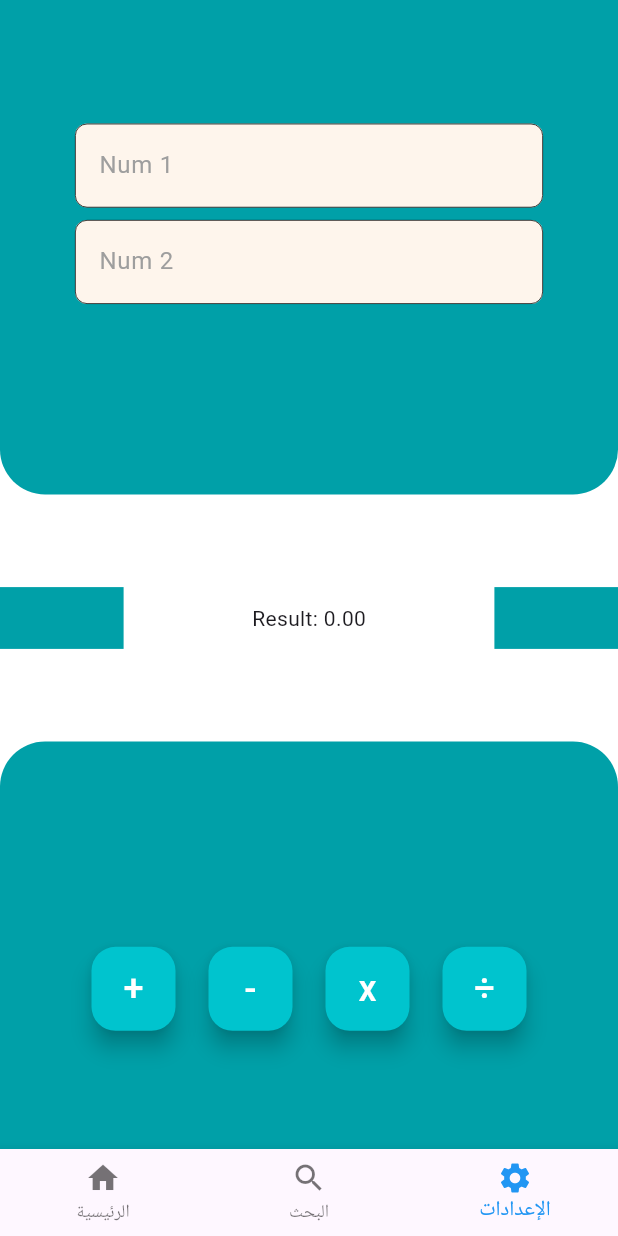
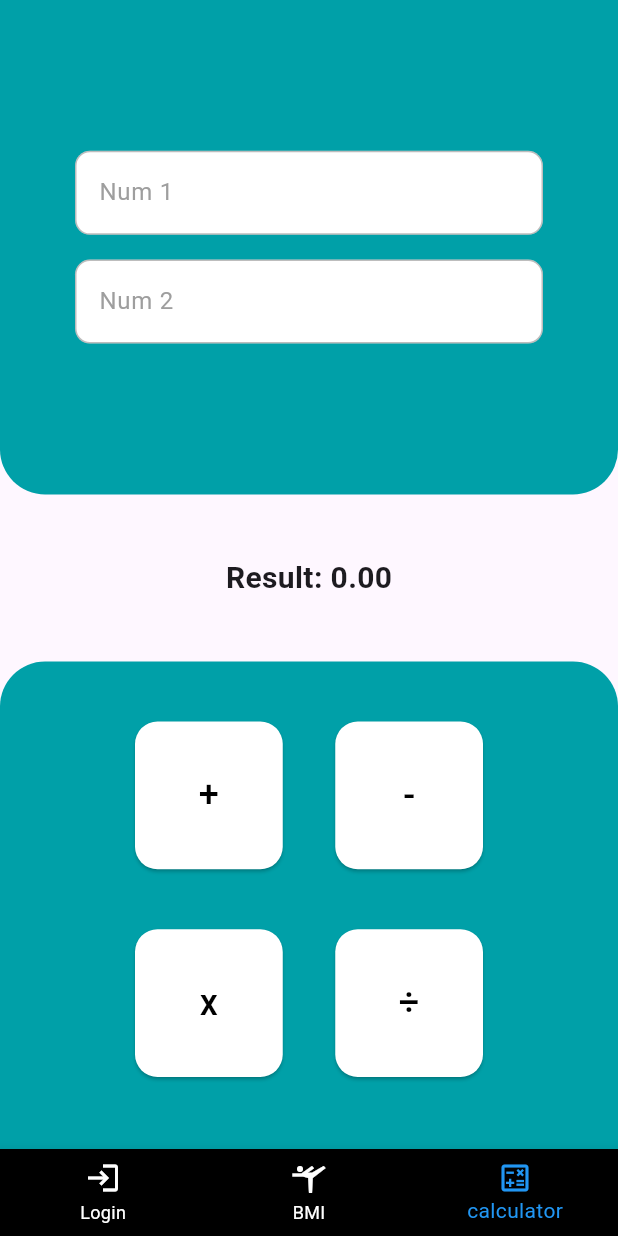
Before and after one commit to ahmedSobhi1122/bottomBar, a Flutter app: the screen it shows after launch, item 3 of the bottom bar chosen, on a phone screen of 412 x 824 dp. Run offline on Flutter 3.47's test engine with Material 3 defaults, Android fonts, the phone set to English and light mode, and no system bars.

Commit message:
all code

```diff
--- a/lib/calc.dart
+++ b/lib/calc.dart
@@ -21,19 +21,42 @@ class _CalculatorState extends State<Calculator> {
 
   @override
   void dispose() {
+    _num1Controller?.dispose();
+    _num2Controller?.dispose();
     super.dispose();
-    _num1Controller!.dispose();
-    _num2Controller!.dispose();
+  }
+
+  double _parseInput(String value) {
+    return double.tryParse(value) ?? 0.0;
+  }
+
+  void _calculate(String operation) {
+    setState(() {
+      double num1 = _parseInput(_num1Controller!.text);
+      double num2 = _parseInput(_num2Controller!.text);
+
+      switch (operation) {
+        case "+":
+          _result = num1 + num2;
+          break;
+        case "-":
+          _result = num1 - num2;
+          break;
+        case "x":
+          _result = num1 * num2;
+          break;
+        case "÷":
+          _result = (num2 == 0) ? double.infinity : num1 / num2;
+          break;
+      }
+    });
   }
 
   @override
   Widget build(BuildContext context) {
-    var width = MediaQuery.sizeOf(context).width;
     var height = MediaQuery.sizeOf(context).height;
-    return Scaffold(
-      resizeToAvoidBottomInset: false,
-      backgroundColor: Colors.white,
-      body: Column(
+
+    return Column(
       children: [
         Container(
           height: height * 0.4,
@@ -44,78 +67,28 @@ class _CalculatorState extends State<Calculator> {
               bottomRight: Radius.circular(30),
             ),
           ),
-            child: Column(
-              children: [
-                SizedBox(height: height * 0.1),
-                Padding(
+          child: Padding(
             padding: const EdgeInsets.symmetric(horizontal: 50),
             child: Column(
+              mainAxisAlignment: MainAxisAlignment.center,
               children: [
-                      TextFormField(
-                        controller: _num1Controller,
-                        decoration: InputDecoration(
-                          filled: true,
-                          fillColor: const Color(0xfffef5ec),
-                          enabledBorder: OutlineInputBorder(
-                            borderRadius: BorderRadius.circular(8.0),
-                            borderSide: const BorderSide(width: 0.5),
-                          ),
-                          focusedBorder: OutlineInputBorder(
-                            borderRadius: BorderRadius.circular(8.0),
-                            borderSide:
-                            const BorderSide(color: Colors.black, width: 3),
-                          ),
-                          hintText: "Num 1",
-                          hintStyle: const TextStyle(color: Colors.grey),
-                        ),
-                      ),
-                      SizedBox(height: height * 0.01),
-                      TextFormField(
-                        controller: _num2Controller,
-                        decoration: InputDecoration(
-                          filled: true,
-                          fillColor: const Color(0xfffef5ec),
-                          enabledBorder: OutlineInputBorder(
-                            borderRadius: BorderRadius.circular(8.0),
-                            borderSide: const BorderSide(width: 0.5),
-                          ),
-                          focusedBorder: OutlineInputBorder(
-                            borderRadius: BorderRadius.circular(8.0),
-                            borderSide:
-                            const BorderSide(color: Colors.black, width: 3),
-                          ),
-                          hintText: "Num 2",
-                          hintStyle: const TextStyle(color: Colors.grey),
-                        ),
-                      ),
+                _buildTextField(_num1Controller!, "Num 1"),
+                SizedBox(height: height * 0.02),
+                _buildTextField(_num2Controller!, "Num 2"),
               ],
             ),
           ),
-              ],
+        ),
+        Padding(
+          padding: EdgeInsets.symmetric(vertical: height * 0.05),
+          child: Text(
+            "Result: ${_result.toStringAsFixed(2)}",
+            style: const TextStyle(fontSize: 20, fontWeight: FontWeight.bold),
           ),
         ),
-          Padding(
-            padding: EdgeInsets.symmetric(vertical: height * 0.075),
-            child: Row(
-              children: [
-                Container(
-                  height: height * 0.05,
-                  width: width * 0.2,
-                  color: const Color(0xff00a0a8),
-                ),
         Expanded(
-                    child: Center(
-                        child: Text("Result: ${_result.toStringAsFixed(2)}"))),
-                Container(
-                  height: height * 0.05,
-                  width: width * 0.2,
-                  color: const Color(0xff00a0a8),
-                ),
-              ],
-            ),
-          ),
-          Container(
-            height: height * 0.4,
+          child: Container(
+            padding: const EdgeInsets.symmetric(horizontal: 50),
             decoration: const BoxDecoration(
               color: Color(0xff00a0a8),
               borderRadius: BorderRadius.only(
@@ -123,60 +96,55 @@ class _CalculatorState extends State<Calculator> {
                 topRight: Radius.circular(30),
               ),
             ),
-            child: Padding(
-              padding: const EdgeInsets.symmetric(horizontal: 50),
-              child: Row(
-                mainAxisAlignment: MainAxisAlignment.spaceAround,
+            child: GridView.count(
+              crossAxisCount: 2,
+              crossAxisSpacing: 35,
+              mainAxisSpacing: 40,
+              padding: const EdgeInsets.all(40),
               children: [
-                  FloatingActionButton(
-                    backgroundColor: Color(0xff00c4ce),
-                    onPressed: () {
-                      setState(() {
-                        _result =
-                            double.parse(_num1Controller!.text.toString()) +
-                                double.parse(_num2Controller!.text.toString());
-                      });
-                    },
-                    child: const Text("+", style: TextStyle(fontSize: 24,color: Colors.white)),
-                  ),
-                  FloatingActionButton(
-                    backgroundColor: Color(0xff00c4ce),
-                    onPressed: () {
-                      setState(() {
-                        _result =
-                            double.parse(_num1Controller!.text.toString()) -
-                                double.parse(_num2Controller!.text.toString());
-                      });
-                    },
-                    child: const Text("-", style: TextStyle(fontSize: 24,color: Colors.white)),
-                  ),
-                  FloatingActionButton(backgroundColor: Color(0xff00c4ce),
-                    onPressed: () {
-                      setState(() {
-                        _result =
-                            double.parse(_num1Controller!.text.toString()) *
-                                double.parse(_num2Controller!.text.toString());
-                      });
-                    },
-                    child: const Text("x", style: TextStyle(fontSize: 24,color: Colors.white)),
-                  ),
-                  FloatingActionButton(
-                    backgroundColor: Color(0xff00c4ce),
-                    onPressed: () {
-                      setState(() {
-                        _result =
-                            double.parse(_num1Controller!.text.toString()) /
-                                double.parse(_num2Controller!.text.toString());
-                      });
-                    },
-                    child: const Text("÷", style: TextStyle(fontSize: 24,color: Colors.white)),
-                  ),
+                _buildButton("+"),
+                _buildButton("-"),
+                _buildButton("x"),
+                _buildButton("÷"),
               ],
             ),
           ),
         ),
       ],
+    );
+  }
+
+  Widget _buildTextField(TextEditingController controller, String hint) {
+    return TextFormField(
+      controller: controller,
+      keyboardType: TextInputType.number,
+      decoration: InputDecoration(
+        filled: true,
+        fillColor: Colors.white,
+        enabledBorder: OutlineInputBorder(
+          borderRadius: BorderRadius.circular(10.0),
+          borderSide: const BorderSide(color: Colors.black26, width: 1),
+        ),
+        focusedBorder: OutlineInputBorder(
+          borderRadius: BorderRadius.circular(10.0),
+          borderSide: const BorderSide(color: Colors.black, width: 2),
+        ),
+        hintText: hint,
+        hintStyle: const TextStyle(color: Colors.grey),
       ),
     );
   }
+
+  Widget _buildButton(String operation) {
+    return ElevatedButton(
+      style: ElevatedButton.styleFrom(
+        backgroundColor: Colors.white,
+        foregroundColor: Colors.black,
+        padding: const EdgeInsets.all(20),
+        shape: RoundedRectangleBorder(borderRadius: BorderRadius.circular(15)),
+      ),
+      onPressed: () => _calculate(operation),
+      child: Text(operation, style: const TextStyle(fontSize: 24)),
+    );
   }
+}
--- a/lib/main.dart
+++ b/lib/main.dart
@@ -14,6 +14,7 @@ class MyApp extends StatelessWidget {
   @override
   Widget build(BuildContext context) {
     return MaterialApp(
+      debugShowCheckedModeBanner: false,
       home: HomeScreen(),
     );
   }
@@ -44,18 +45,20 @@ class _HomeScreenState extends State<HomeScreen> {
     return Scaffold(
       body: _pages[_selectedIndex],
       bottomNavigationBar: BottomNavigationBar(
+        backgroundColor: Colors.black,
+        unselectedItemColor: Colors.white,
         items: const <BottomNavigationBarItem>[
           BottomNavigationBarItem(
-            icon: Icon(Icons.home),
-            label: 'الرئيسية',
+            icon: Icon(Icons.login),
+            label: 'Login',
           ),
           BottomNavigationBarItem(
-            icon: Icon(Icons.search),
-            label: 'البحث',
+            icon: Icon(Icons.sports_gymnastics_outlined),
+            label: 'BMI',
           ),
           BottomNavigationBarItem(
-            icon: Icon(Icons.settings),
-            label: 'الإعدادات',
+            icon: Icon(Icons.calculate_outlined),
+            label: 'calculator',
           ),
         ],
         currentIndex: _selectedIndex,
```
Also changed, not shown: lib/calculate_bmi.dart (+20 -20 lines), lib/login.dart (+34 -24 lines), lib/result_screen.dart (+5 -3 lines). Lines whose indentation alone changed are shown as unchanged.
